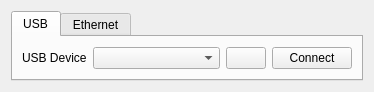
Before: the Qt Designer form src/mvlc_connect_widget.ui in flueke/libmvp, drawn with Qt 5.
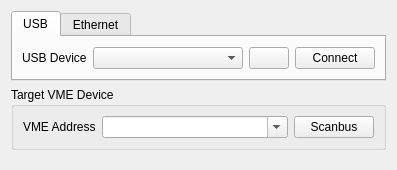
After: the same form once the commit is applied. Icons and pictures are not drawn.

Commit message: work on mvp+mvlc ui rebuild

Diff of the .ui file:
```diff
--- a/src/mvlc_connect_widget.ui
+++ b/src/mvlc_connect_widget.ui
@@ -6,14 +6,14 @@
    <rect>
     <x>0</x>
     <y>0</y>
-    <width>374</width>
-    <height>91</height>
+    <width>392</width>
+    <height>170</height>
    </rect>
   </property>
   <property name="windowTitle">
    <string>MvlcConnectWidget</string>
   </property>
-  <layout class="QHBoxLayout" name="horizontalLayout">
+  <layout class="QVBoxLayout" name="verticalLayout" stretch="0,0,1">
    <item>
     <widget class="QTabWidget" name="tabs_connectMethod">
      <property name="currentIndex">
@@ -35,7 +35,7 @@
         <widget class="QComboBox" name="combo_usb">
          <property name="minimumSize">
           <size>
-           <width>0</width>
+           <width>150</width>
            <height>0</height>
           </size>
          </property>
@@ -109,6 +109,49 @@
      </widget>
     </widget>
    </item>
+   <item>
+    <widget class="QGroupBox" name="gb_vmeDevice">
+     <property name="title">
+      <string>Target VME Device</string>
+     </property>
+     <layout class="QHBoxLayout" name="horizontalLayout" stretch="0,1,0">
+      <item>
+       <widget class="QLabel" name="label_3">
+        <property name="text">
+         <string>VME Address</string>
+        </property>
+       </widget>
+      </item>
+      <item>
+       <widget class="QComboBox" name="combo_vmeAddress">
+        <property name="editable">
+         <bool>true</bool>
+        </property>
+       </widget>
+      </item>
+      <item>
+       <widget class="QPushButton" name="pb_scanbus">
+        <property name="text">
+         <string>Scanbus</string>
+        </property>
+       </widget>
+      </item>
+     </layout>
+    </widget>
+   </item>
+   <item>
+    <spacer name="verticalSpacer">
+     <property name="orientation">
+      <enum>Qt::Vertical</enum>
+     </property>
+     <property name="sizeHint" stdset="0">
+      <size>
+       <width>20</width>
+       <height>1</height>
+      </size>
+     </property>
+    </spacer>
+   </item>
   </layout>
  </widget>
  <resources>
```
The commit also changes 13 other files.
